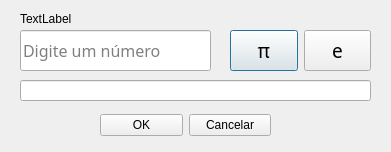
Filipe-Schaussicha/CalculadoraMicro, file dialoglervalor.ui: the form before one commit.
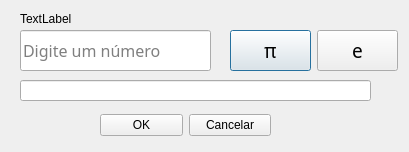
The form after the commit.

Commit message: Ordem dos tabs concertado na janela dialogLerValor.ui

The edit to the form file:
```diff
--- a/dialoglervalor.ui
+++ b/dialoglervalor.ui
@@ -6,7 +6,7 @@
    <rect>
     <x>0</x>
     <y>0</y>
-    <width>391</width>
+    <width>409</width>
     <height>152</height>
    </rect>
   </property>
@@ -37,7 +37,7 @@
     <rect>
      <x>230</x>
      <y>30</y>
-     <width>141</width>
+     <width>168</width>
      <height>41</height>
     </rect>
    </property>
```
Left out of the diff: 8 changed lines with no effect on the pictures. The commit also changes 1 other file.
